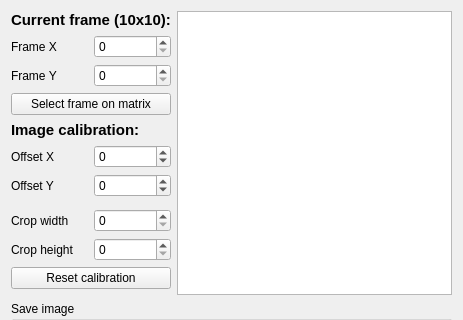
The window that PlayableCalibrator/image_calibration/image_calibrator.ui (WohlSoft/Moondust-Project) describes before a commit, drawn with Qt 5; both pictures show x 0 to 463 and y 0 to 320 of the 463 by 485 pixel window.
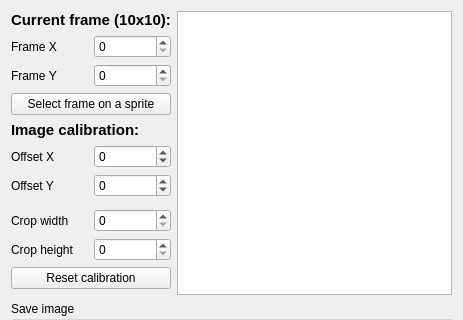
The same window after the commit. Icons and pictures are not drawn.

Diff of the .ui file:
```diff
--- a/PlayableCalibrator/image_calibration/image_calibrator.ui
+++ b/PlayableCalibrator/image_calibration/image_calibrator.ui
@@ -248,7 +248,7 @@
    <item row="3" column="0" colspan="2">
     <widget class="QPushButton" name="Matrix">
      <property name="text">
-      <string>Select frame on matrix</string>
+      <string>Select frame on a sprite</string>
      </property>
     </widget>
    </item>
```
